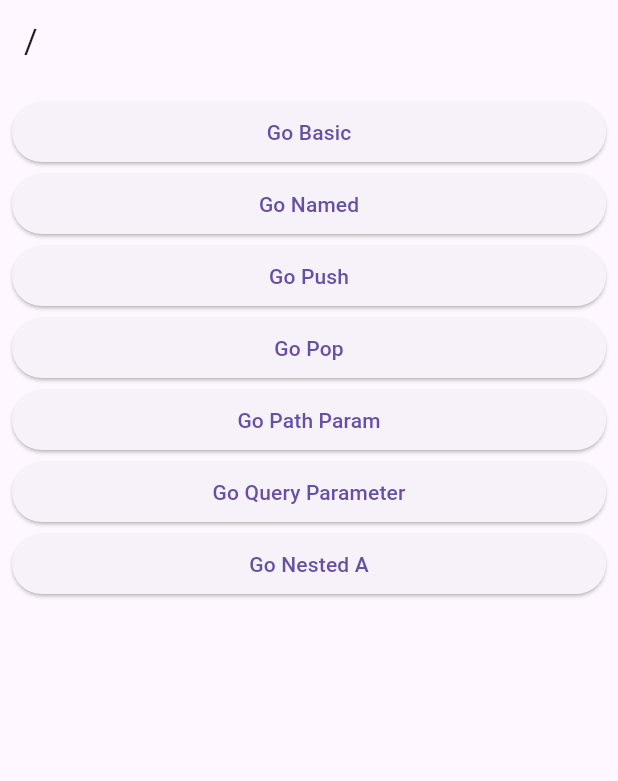
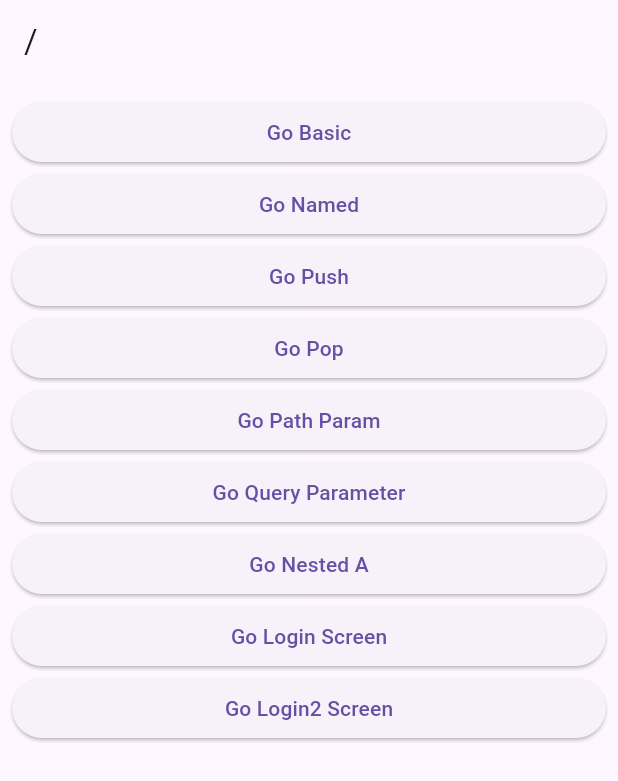
Before and after one commit to SungSeokMin/flutter_libaray, a Flutter app: the screen it shows after launch, on a phone screen of 412 x 824 dp. Shown: the top 781 px of the screen. Run offline on Flutter 3.47's test engine with Material 3 defaults, Android fonts, the phone set to English and light mode, and no system bars; our stand-ins replace equatable, flutter_bloc, flutter_riverpod, freezed_annotation, go_router, riverpod_annotation; generated files the repository leaves out were written again.

```diff
--- a/lib_go_router/lib/route/router.dart
+++ b/lib_go_router/lib/route/router.dart
@@ -8,9 +8,24 @@ import 'package:go_router_v7/screens/6_path_param_screen.dart';
 import 'package:go_router_v7/screens/7_query_parameter_screen.dart';
 import 'package:go_router_v7/screens/8_nested_child_screen.dart';
 import 'package:go_router_v7/screens/8_nested_screen.dart';
+import 'package:go_router_v7/screens/9_login_screen.dart';
+import 'package:go_router_v7/screens/9_private_screen.dart';
 import 'package:go_router_v7/screens/root_screen.dart';
 
+// 로그인 상태
+bool authState = false;
+
 final router = GoRouter(
+  redirect: (context, state) {
+    // return path -> 해당 라우트로 이동
+    // return null -> 원래 라우트로 이동
+
+    if (state.uri.toString() == '/login/private' && !authState) {
+      return '/login';
+    }
+
+    return null;
+  },
   routes: [
     GoRoute(
       path: '/',
@@ -77,6 +92,30 @@ final router = GoRouter(
             ),
           ],
         ),
+        GoRoute(
+          path: 'login',
+          builder: (_, state) => LoginScreen(),
+          routes: [
+            GoRoute(
+              path: 'private',
+              builder: (_, state) => PrivateScreen(),
+            ),
+          ],
+        ),
+        GoRoute(
+          path: 'login2',
+          builder: (_, state) => LoginScreen(),
+          routes: [
+            GoRoute(
+                path: 'private',
+                builder: (_, state) => PrivateScreen(),
+                redirect: (context, state) {
+                  if (!authState) return '/login2';
+
+                  return null;
+                }),
+          ],
+        ),
       ],
     ),
   ],
--- a/lib_go_router/lib/screens/root_screen.dart
+++ b/lib_go_router/lib/screens/root_screen.dart
@@ -54,6 +54,18 @@ class RootScreen extends StatelessWidget {
             },
             child: Text('Go Nested A'),
           ),
+          ElevatedButton(
+            onPressed: () {
+              context.go('/login');
+            },
+            child: Text('Go Login Screen'),
+          ),
+          ElevatedButton(
+            onPressed: () {
+              context.go('/login2');
+            },
+            child: Text('Go Login2 Screen'),
+          ),
         ],
       ),
     );
```
Also changed, not shown: lib_go_router/lib/screens/9_login_screen.dart (added, +41 -0 lines), lib_go_router/lib/screens/9_private_screen.dart (added, +15 -0 lines).
